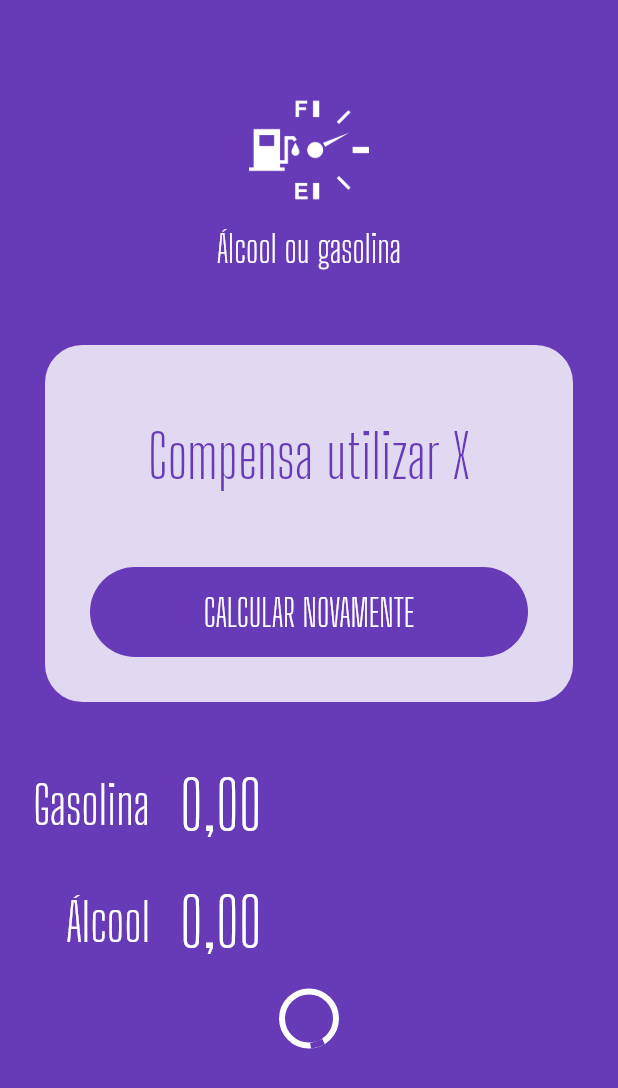
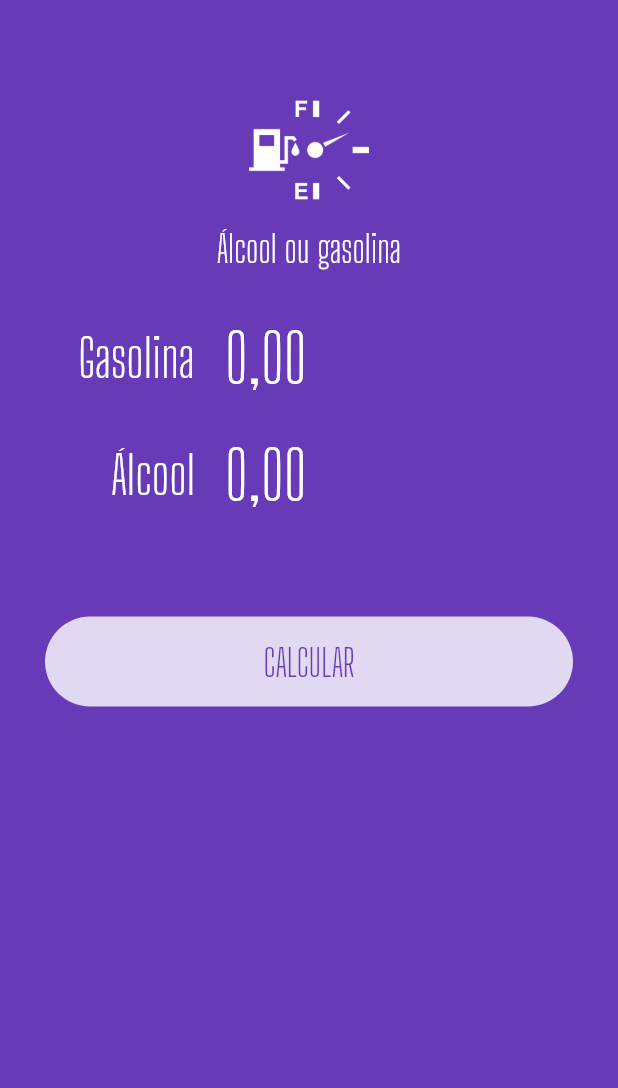
Before and after one commit to westefns-souza/flutter-alcool-ou-gasolina, a Flutter app: the screen it shows after launch, on a phone screen of 412 x 824 dp. Shown: the top 1088 px of the screen. Run offline on Flutter 3.47's test engine with Material 2 defaults, Android fonts, the phone set to English and light mode, and no system bars; our stand-ins replace flutter_masked_text.

Commit message:
Aula Submit Form

```diff
--- a/lib/main.dart
+++ b/lib/main.dart
@@ -2,6 +2,7 @@ import 'package:flutter/material.dart';
 import 'package:flutter_alcool_ou_gasolina/widgets/input.widget.dart';
 import 'package:flutter_alcool_ou_gasolina/widgets/loading-button.widget.dart';
 import 'package:flutter_alcool_ou_gasolina/widgets/logo.widget.dart';
+import 'package:flutter_alcool_ou_gasolina/widgets/submit-form.widget.dart';
 import 'package:flutter_alcool_ou_gasolina/widgets/success.widget.dart';
 import 'package:flutter_masked_text/flutter_masked_text.dart';
 
@@ -34,23 +35,11 @@ class HomePage extends StatelessWidget {
       body: ListView(
         children: [
           Logo(),
-          Success(
-            reset: () {},
-            result: "Compensa utilizar X",
-          ),
-          Input(
-            label: "Gasolina",
-            ctrl: _gasCtrl,
-          ),
-          Input(
-            label: "Álcool",
-            ctrl: _alcCtrl,
-          ),
-          LoadingButton(
-            busy: true,
-            func: () {},
-            text: "CALCULAR",
-            invert: false,
+          SubmitForm(
+            alcCtrl: _alcCtrl,
+            gasCtrl: _gasCtrl,
+            submitFunc: () {},
+            busy: false,
           ),
         ],
       ),
--- /dev/null
+++ b/lib/widgets/submit-form.widget.dart
@@ -0,0 +1,55 @@
+import 'package:flutter/material.dart';
+import 'package:flutter_alcool_ou_gasolina/widgets/input.widget.dart';
+import 'package:flutter_alcool_ou_gasolina/widgets/loading-button.widget.dart';
+import 'package:flutter_masked_text/flutter_masked_text.dart';
+
+class SubmitForm extends StatelessWidget {
+  var gasCtrl = new MoneyMaskedTextController();
+  var alcCtrl = new MoneyMaskedTextController();
+  var busy = false;
+  Function submitFunc;
+
+  SubmitForm({
+    @required this.gasCtrl,
+    @required this.alcCtrl,
+    @required this.busy,
+    @required this.submitFunc,
+  });
+
+  @override
+  Widget build(BuildContext context) {
+    return Column(
+      children: [
+        Padding(
+          padding: EdgeInsets.only(
+            left: 30,
+            right: 30,
+          ),
+          child: Input(
+            label: "Gasolina",
+            ctrl: gasCtrl,
+          ),
+        ),
+        Padding(
+          padding: EdgeInsets.only(
+            left: 30,
+            right: 30,
+          ),
+          child: Input(
+            label: "Álcool",
+            ctrl: alcCtrl,
+          ),
+        ),
+        SizedBox(
+          height: 25,
+        ),
+        LoadingButton(
+          busy: busy,
+          func: submitFunc,
+          text: "CALCULAR",
+          invert: false,
+        ),
+      ],
+    );
+  }
+}
```
